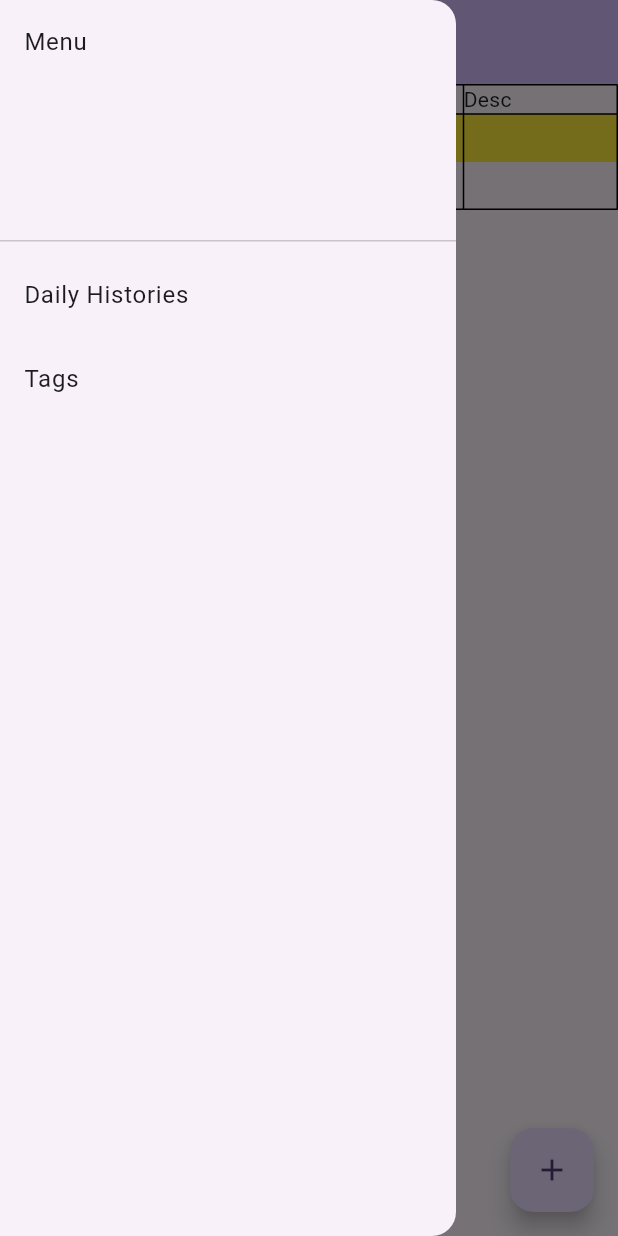
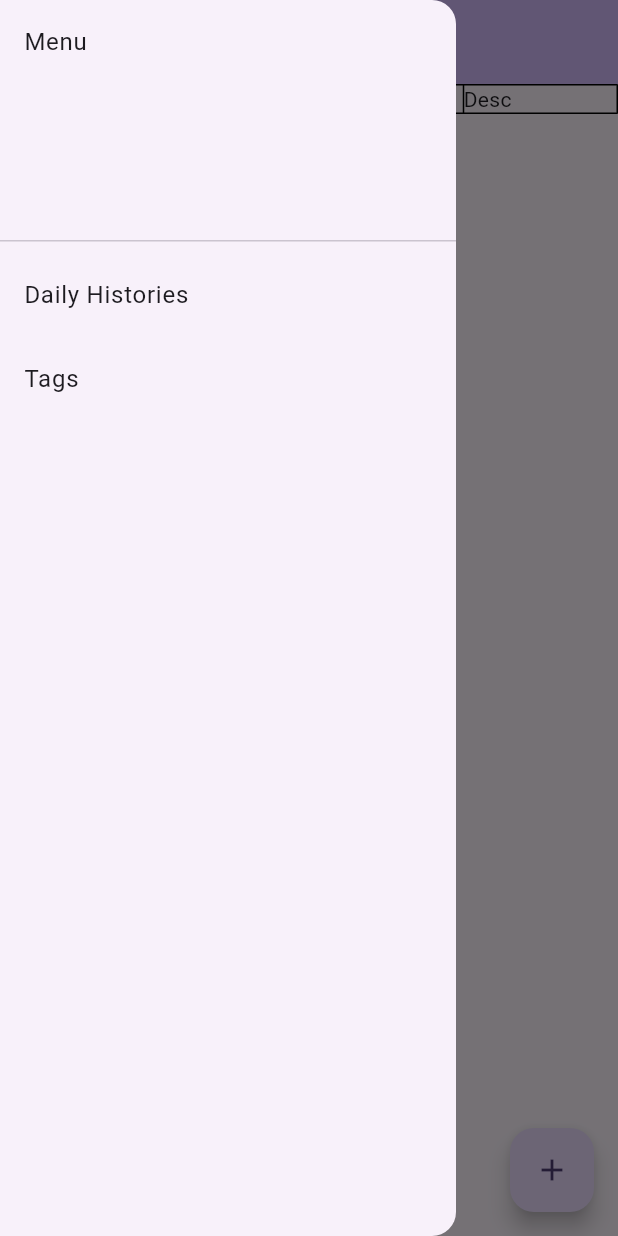
Before and after one commit to negito6/logbook-flutter, a Flutter app: the screen it shows after launch, with the side drawer open, on a phone screen of 412 x 824 dp. Run offline on Flutter 3.47's test engine with Material 3 defaults, Android fonts, the phone set to English and light mode, and no system bars; our stand-ins replace sqflite; accounts and stored records are empty.

Commit message:
DailyHistories impl

```diff
--- a/lib/main.dart
+++ b/lib/main.dart
@@ -79,6 +79,7 @@ class _MyHomePageState extends State<MyHomePage> {
   int _counter = 0;
   Screen currentScreen = Screen.dailyHistories;
   List<Tag> tags = [];
+  List<History> histories = [];
 
   void _incrementCounter() {
     setState(() {
@@ -92,6 +93,10 @@ class _MyHomePageState extends State<MyHomePage> {
 
       switch (currentScreen) {
         case Screen.tags:
+          getTags(widget.database).then((result) {
+            tags = result;
+          });
+        case Screen.dailyHistories:
           getTags(widget.database).then((result) {
             tags = result;
           });
@@ -129,7 +134,8 @@ class _MyHomePageState extends State<MyHomePage> {
       case Screen.tags:
         return Tags(database: widget.database, records: tags);
       case Screen.dailyHistories:
-        return DailyHistories(database: widget.database);
+        return DailyHistories(
+            database: widget.database, tags: tags, histories: histories);
       case Screen.tagHistories:
         return TagHistories(database: widget.database);
       default:
--- a/lib/views/screens/daily_histories.dart
+++ b/lib/views/screens/daily_histories.dart
@@ -1,10 +1,18 @@
 import 'package:flutter/material.dart';
 import 'package:sqflite/sqflite.dart';
+import 'package:logbook/models/history.dart';
+import 'package:logbook/models/tag.dart';
 
 class DailyHistories extends StatelessWidget {
-  const DailyHistories({super.key, required this.database});
+  const DailyHistories(
+      {super.key,
+      required this.database,
+      required this.histories,
+      required this.tags});
 
   final Database database;
+  final List<History> histories;
+  final List<Tag> tags;
 
   @override
   Widget build(BuildContext context) {
@@ -27,27 +35,24 @@ class DailyHistories extends StatelessWidget {
             ),
           ],
         ),
-        TableRow(
+        ...tags
+            .map((tag) => TableRow(
                   children: <Widget>[
-            Container(
-              height: 64,
-              width: 128,
-              color: Colors.purple,
+                    TableCell(
+                      child: Text(tag.name),
                     ),
-            Container(
-              height: 32,
-              color: Colors.yellow,
+                    TableCell(
+                      child: Text(tag.label()),
                     ),
-            Container(
-              height: 32,
-              color: Colors.yellow,
+                    TableCell(
+                      child: Text(tag.label()),
                     ),
-            Container(
-              height: 32,
-              color: Colors.yellow,
+                    TableCell(
+                      child: Text(tag.label()),
                     ),
                   ],
-        ),
+                ))
+            .toList(),
       ],
     );
   }
```
Lines whose indentation alone changed are shown as unchanged.
